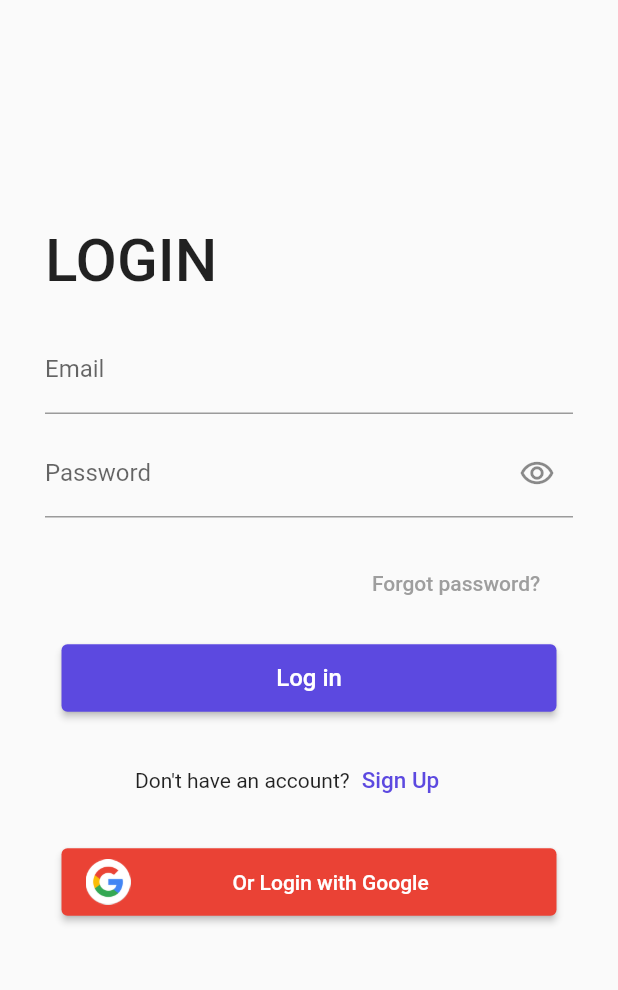
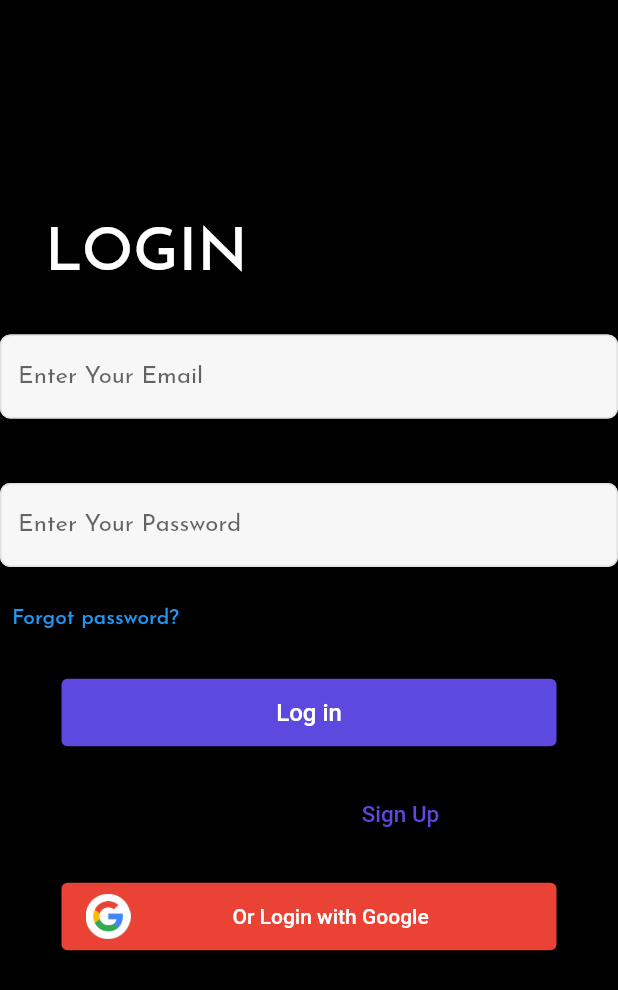
Before and after one commit to Lalopatel2311/contact_book, a Flutter app: the LogInScreen screen opened directly, on a phone screen of 412 x 824 dp. Shown: the top 990 px of the screen. Run offline on Flutter 3.47's test engine with Material 2 defaults, Android fonts, the phone set to English and light mode, and no system bars; our stand-ins replace cloud_firestore, firebase_auth, firebase_core, flutter_screenutil, fluttertoast, get and 1 more; accounts and stored records are empty; statements that could not run were skipped.

Commit message:
color init

```diff
--- a/lib/Constants/image_path.dart
+++ b/lib/Constants/image_path.dart
@@ -1,3 +1,4 @@
 class ImagePath {
   static const String emptyBox = "assets/images/empty_box.png";
+  static const String appLogo = "assets/images/AppLogo.pngg";
 }
--- a/lib/Controller/variable.dart
+++ b/lib/Controller/variable.dart
@@ -7,3 +7,8 @@ class RegisterVariable {
   static TextEditingController repeatPasswordController =
       TextEditingController();
 }
+
+class LoginVariable {
+  static TextEditingController emailController = TextEditingController();
+  static TextEditingController passwordController = TextEditingController();
+}
--- a/lib/View/Auth/log_in.dart
+++ b/lib/View/Auth/log_in.dart
@@ -1,4 +1,9 @@
 import 'package:flutter/material.dart';
+import 'package:flutter_screenutil/flutter_screenutil.dart';
+import 'package:google_fonts/google_fonts.dart';
+import 'package:raj_contact_book/Constants/color.dart';
+import 'package:raj_contact_book/Controller/variable.dart';
+import 'package:raj_contact_book/View/Widget/text_form_field.dart';
 
 class LogInScreen extends StatefulWidget {
   const LogInScreen({super.key});
@@ -11,6 +16,7 @@ class _LogInScreenState extends State<LogInScreen> {
   @override
   Widget build(BuildContext context) {
     return Scaffold(
+      backgroundColor: PickColor.kBlack,
       body: SingleChildScrollView(
         clipBehavior: Clip.none,
         child: Column(
@@ -22,60 +28,30 @@ class _LogInScreenState extends State<LogInScreen> {
                 top: 150,
                 left: 30,
               ),
+              child: Text("LOGIN",
+                  style: GoogleFonts.josefinSans(
+                    textStyle: TextStyle(
+                      fontSize: 35.sp,
+                      color: PickColor.kWhite,
+                      fontWeight: FontWeight.w500,
+                    ),
+                  )),
+            ),
+            CommonTextFormField(
+                keyboardType: TextInputType.emailAddress,
+                hintText: "Enter Your Email",
+                controller: LoginVariable.emailController,
+                title: "Email"),
+            CommonTextFormField(
+                keyboardType: TextInputType.visiblePassword,
+                hintText: "Enter Your Password",
+                controller: LoginVariable.passwordController,
+                title: "Email"),
+            TextButton(
+              onPressed: () {},
               child: Text(
-                "LOGIN",
-                style: TextStyle(
-                  fontSize: 40,
-                  fontWeight: FontWeight.w500,
-                ),
-              ),
-            ),
-            Padding(
-              padding: const EdgeInsets.only(
-                top: 20,
-                left: 30,
-                right: 30,
-              ),
-              child: TextField(
-                decoration: InputDecoration(
-                  labelText: "Email",
-                  focusedBorder: OutlineInputBorder(
-                    borderSide: BorderSide(
-                      color: Color(0xff5c49e0),
-                    ),
-                  ),
-                ),
-              ),
-            ),
-            Padding(
-              padding: const EdgeInsets.only(
-                top: 10,
-                left: 30,
-                right: 30,
-              ),
-              child: TextField(
-                obscureText: true,
-                decoration: InputDecoration(
-                  labelText: "Password",
-                  suffixIcon: Icon(
-                    Icons.remove_red_eye_outlined,
-                  ),
-                ),
-              ),
-            ),
-            Padding(
-              padding: const EdgeInsets.only(
-                top: 20,
-                left: 240,
-              ),
-              child: TextButton(
-                onPressed: () {},
-                child: Text(
-                  "Forgot password?",
-                  style: TextStyle(
-                    color: Colors.grey,
-                  ),
-                ),
+                "Forgot password?",
+                style: GoogleFonts.josefinSans(textStyle: T),
               ),
             ),
             SizedBox(
--- a/lib/View/Auth/splash.dart
+++ b/lib/View/Auth/splash.dart
@@ -1,5 +1,8 @@
 import 'package:flutter/material.dart';
+import 'package:flutter_screenutil/flutter_screenutil.dart';
+import 'package:google_fonts/google_fonts.dart';
 import 'package:raj_contact_book/Constants/color.dart';
+import 'package:raj_contact_book/Constants/image_path.dart';
 import 'package:raj_contact_book/Constants/text_style.dart';
 import 'package:raj_contact_book/View/Home/all_contact.dart';
 
@@ -15,7 +18,7 @@ class _SplashScreenState extends State<SplashScreen> {
   void initState() {
     // TODO: implement initState
     super.initState();
-    Future.delayed(const Duration(seconds: 3), () {
+    Future.delayed(const Duration(seconds: 30000000000), () {
       Navigator.pushReplacement(
         context,
         MaterialPageRoute(
@@ -32,19 +35,26 @@ class _SplashScreenState extends State<SplashScreen> {
     ///  final width = MediaQuery.of(context).size.width;
 
     return Scaffold(
-      backgroundColor: PickColor.kWarmBlue,
+      backgroundColor: PickColor.kBlack,
       body: Center(
         child: Column(
           mainAxisAlignment: MainAxisAlignment.center,
           children: [
+            Image(image: AssetImage(ImagePath.appLogo), height: 120.sp),
+            SizedBox(
+              height: 20.sp,
+            ),
             Text(
               "CallBlocker",
-              style: FontTextStyle.kWhite30W500,
+              style: GoogleFonts.josefinSans(
+                textStyle: FontTextStyle.kWhite30W500,
+              ),
             ),
             SizedBox(height: height * 0.01),
             Text(
               "Ultimate Call Protection App",
-              style: FontTextStyle.kWhite22W400,
+              style: GoogleFonts.josefinSans(
+                  textStyle: FontTextStyle.kWhite30W500, fontSize: 18.sp),
             ),
           ],
         ),
--- a/lib/View/Widget/text_form_field.dart
+++ b/lib/View/Widget/text_form_field.dart
@@ -1,5 +1,6 @@
 import 'package:flutter/material.dart';
 import 'package:flutter_screenutil/flutter_screenutil.dart';
+import 'package:google_fonts/google_fonts.dart';
 import 'package:raj_contact_book/Constants/color.dart';
 
 class CommonTextFormField extends StatefulWidget {
@@ -41,6 +42,7 @@ class _CommonTextFormFieldState extends State<CommonTextFormField> {
         Padding(
           padding: const EdgeInsets.symmetric(vertical: 10),
           child: TextFormField(
+            style: GoogleFonts.josefinSans(),
             keyboardType: widget.keyboardType,
             // validator: widget.validator,
             validator: (value) {
--- a/lib/main.dart
+++ b/lib/main.dart
@@ -2,6 +2,7 @@ import 'package:firebase_core/firebase_core.dart';
 import 'package:flutter/material.dart';
 import 'package:flutter_screenutil/flutter_screenutil.dart';
 import 'package:get/get.dart';
+import 'package:raj_contact_book/View/Auth/log_in.dart';
 import 'package:raj_contact_book/View/Auth/register.dart';
 import 'package:raj_contact_book/View/Auth/splash.dart';
 
@@ -23,7 +24,7 @@ class MyApp extends StatelessWidget {
       builder: (context, child) {
         return const GetMaterialApp(
           debugShowCheckedModeBanner: false,
-          home: SplashScreen(),
+          home: LogInScreen(),
         );
       },
     );
--- a/pubspec.yaml
+++ b/pubspec.yaml
@@ -42,6 +42,7 @@ dependencies:
   cloud_firestore: ^4.8.4
   get_storage: ^2.1.1
   get: ^4.6.5
+  google_fonts: ^5.1.0
 
 dev_dependencies:
   flutter_test:
```
Also changed, not shown: assets/images/AppLogo.png (added), pubspec.lock.
